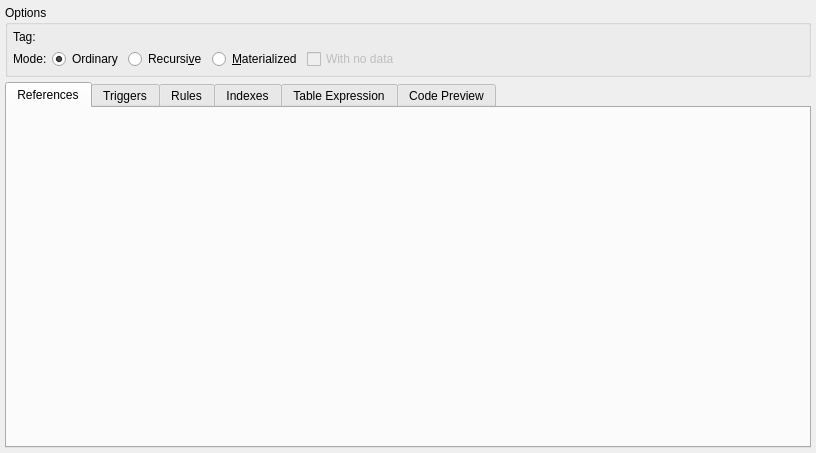
First picture: the form in libs/libgui/ui/dbobjects/viewwidget.ui, repository pgmodeler/pgmodeler, before the edit.
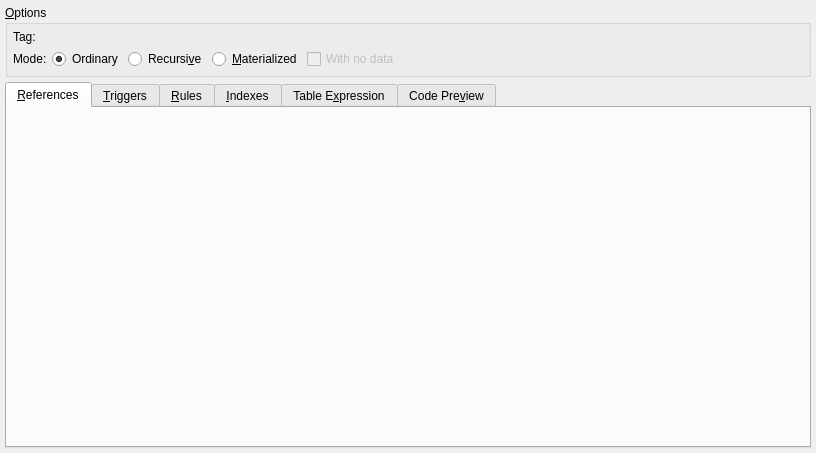
Second picture: the form after the edit. Icons and pictures are not drawn.

The edit to the form file:
```diff
--- a/libs/libgui/ui/dbobjects/viewwidget.ui
+++ b/libs/libgui/ui/dbobjects/viewwidget.ui
@@ -43,7 +43,7 @@
         <normaloff>:/icons/icons/reference.png</normaloff>:/icons/icons/reference.png</iconset>
       </attribute>
       <attribute name="title">
-       <string>References</string>
+       <string>&amp;References</string>
       </attribute>
      </widget>
      <widget class="QWidget" name="triggers_tab">
@@ -52,7 +52,7 @@
         <normaloff>:/icons/icons/trigger.png</normaloff>:/icons/icons/trigger.png</iconset>
       </attribute>
       <attribute name="title">
-       <string>Triggers</string>
+       <string>&amp;Triggers</string>
       </attribute>
      </widget>
      <widget class="QWidget" name="rules_tab">
@@ -61,7 +61,7 @@
         <normaloff>:/icons/icons/rule.png</normaloff>:/icons/icons/rule.png</iconset>
       </attribute>
       <attribute name="title">
-       <string>Rules</string>
+       <string>&amp;Rules</string>
       </attribute>
      </widget>
      <widget class="QWidget" name="indexes_tab">
@@ -70,7 +70,7 @@
         <normaloff>:/icons/icons/index.png</normaloff>:/icons/icons/index.png</iconset>
       </attribute>
       <attribute name="title">
-       <string>Indexes</string>
+       <string>&amp;Indexes</string>
       </attribute>
      </widget>
      <widget class="QWidget" name="cte_tab">
@@ -79,7 +79,7 @@
         <normaloff>:/icons/icons/sourcecode.png</normaloff>:/icons/icons/sourcecode.png</iconset>
       </attribute>
       <attribute name="title">
-       <string>Table Expression</string>
+       <string>Table E&amp;xpression</string>
       </attribute>
      </widget>
      <widget class="QWidget" name="code_prev_tab">
@@ -88,7 +88,7 @@
         <normaloff>:/icons/icons/sqlpreview.png</normaloff>:/icons/icons/sqlpreview.png</iconset>
       </attribute>
       <attribute name="title">
-       <string>Code Preview</string>
+       <string>Code Pre&amp;view</string>
       </attribute>
      </widget>
     </widget>
@@ -96,7 +96,7 @@
    <item row="1" column="0" colspan="3">
     <widget class="QGroupBox" name="options_gb">
      <property name="title">
-      <string>Options</string>
+      <string>&amp;Options</string>
      </property>
      <layout class="QGridLayout" name="gridLayout_2">
       <property name="leftMargin">
```
